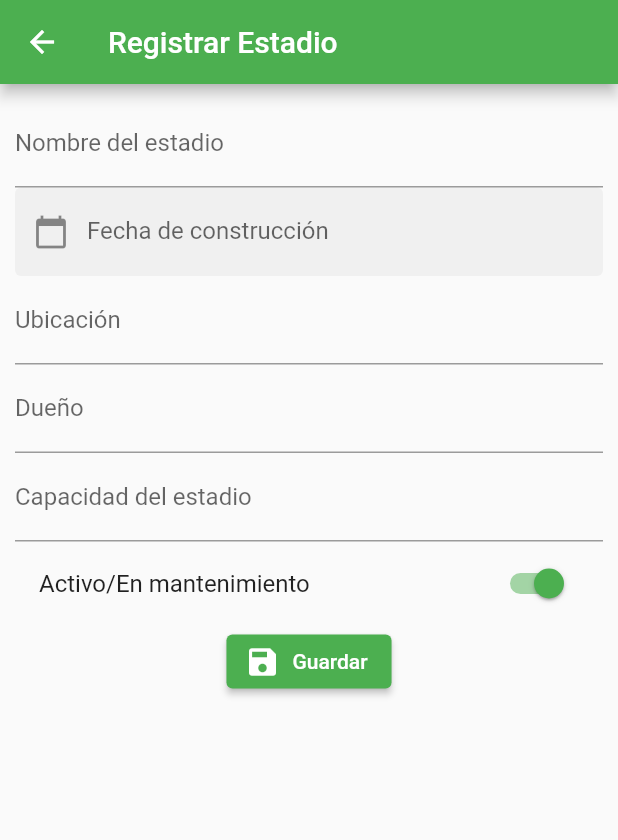
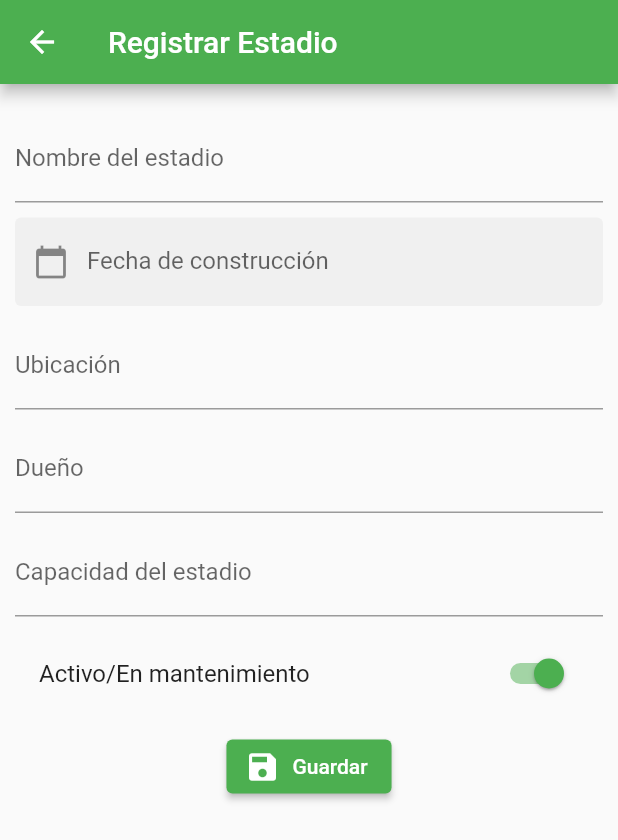
Before and after one commit to Fredev01/worldps, a Flutter app: the EstadioPage screen opened by its route, on a phone screen of 412 x 824 dp. Shown: the top 840 px of the screen. Run offline on Flutter 3.47's test engine with Material 2 defaults, Android fonts, the phone set to English and light mode, and no system bars; our stand-ins replace get.

```diff
--- a/lib/scr/pages/estadio_lista_page.dart
+++ b/lib/scr/pages/estadio_lista_page.dart
@@ -1,4 +1,6 @@
 import 'package:flutter/material.dart';
+import 'package:worldps/scr/custom_widget/drawer_item.dart';
+// import 'package:worldps/scr/pages/estadio_page.dart';
 
 class EstadioListaPage extends StatelessWidget {
   const EstadioListaPage({super.key});
@@ -9,6 +11,7 @@ class EstadioListaPage extends StatelessWidget {
       appBar: AppBar(
         title: const Text('Lista de estadios'),
       ),
+      floatingActionButton: const AddEstadio(),
     );
   }
 }
--- a/lib/scr/pages/estadio_page.dart
+++ b/lib/scr/pages/estadio_page.dart
@@ -1,4 +1,5 @@
 import 'package:flutter/material.dart';
+// import 'package:worldps/scr/custom_widget/drawer_item.dart';
 
 class EstadioPage extends StatefulWidget {
   const EstadioPage({Key? key}) : super(key: key);
@@ -14,8 +15,8 @@ class _EstadioPageState extends State<EstadioPage> {
     DateTime? pickedDate = await showDatePicker(
       context: context,
       initialDate: _selectedDate ?? DateTime.now(),
-      firstDate: DateTime(1800),
-      lastDate: DateTime(2023),
+      firstDate: DateTime(1854),
+      lastDate: DateTime.now(),
     );
 
     if (pickedDate != null && pickedDate != _selectedDate) {
@@ -36,12 +37,14 @@ class _EstadioPageState extends State<EstadioPage> {
           padding: const EdgeInsets.all(10),
           child: Column(
             children: [
+              const SizedBox(height: 10),
               TextFormField(
                 onChanged: null,
                 decoration: const InputDecoration(
                   labelText: 'Nombre del estadio',
                 ),
               ),
+              const SizedBox(height: 10),
               TextFormField(
                 onChanged: null,
                 onTap: () => _selectDate(context),
@@ -63,18 +66,21 @@ class _EstadioPageState extends State<EstadioPage> {
                   ),
                 ),
               ),
+              const SizedBox(height: 10),
               TextFormField(
                 onChanged: null,
                 decoration: const InputDecoration(
                   labelText: 'Ubicación',
                 ),
               ),
+              const SizedBox(height: 10),
               TextFormField(
                 onChanged: null,
                 decoration: const InputDecoration(
                   labelText: 'Dueño',
                 ),
               ),
+              const SizedBox(height: 10),
               TextFormField(
                 keyboardType: TextInputType.number,
                 onChanged: null,
@@ -82,10 +88,12 @@ class _EstadioPageState extends State<EstadioPage> {
                   labelText: 'Capacidad del estadio',
                 ),
               ),
+              const SizedBox(height: 10),
               SwitchListTile(
                   value: true,
                   title: const Text('Activo/En mantenimiento'),
                   onChanged: (value) => print('Cambio de valor')),
+              const SizedBox(height: 10),
               ElevatedButton.icon(
                   onPressed: () {},
                   icon: const Icon(Icons.save),
--- a/lib/scr/pages/home_page.dart
+++ b/lib/scr/pages/home_page.dart
@@ -11,6 +11,7 @@ class HomePage extends StatelessWidget {
         title: const Text("Estadios de Futbol"),
       ),
       bottomNavigationBar: const BNavigator(),
+      floatingActionButton: const AddEstadio(),
     );
   }
 }
```
Also changed, not shown: lib/scr/custom_widget/drawer_item.dart (+21 -3 lines).
